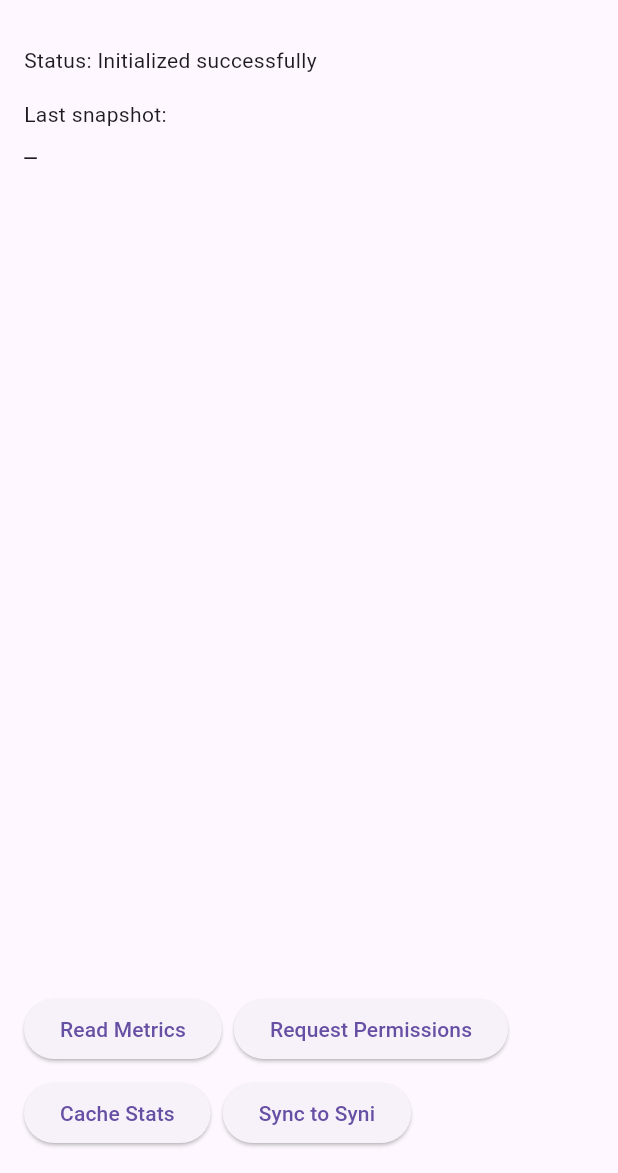
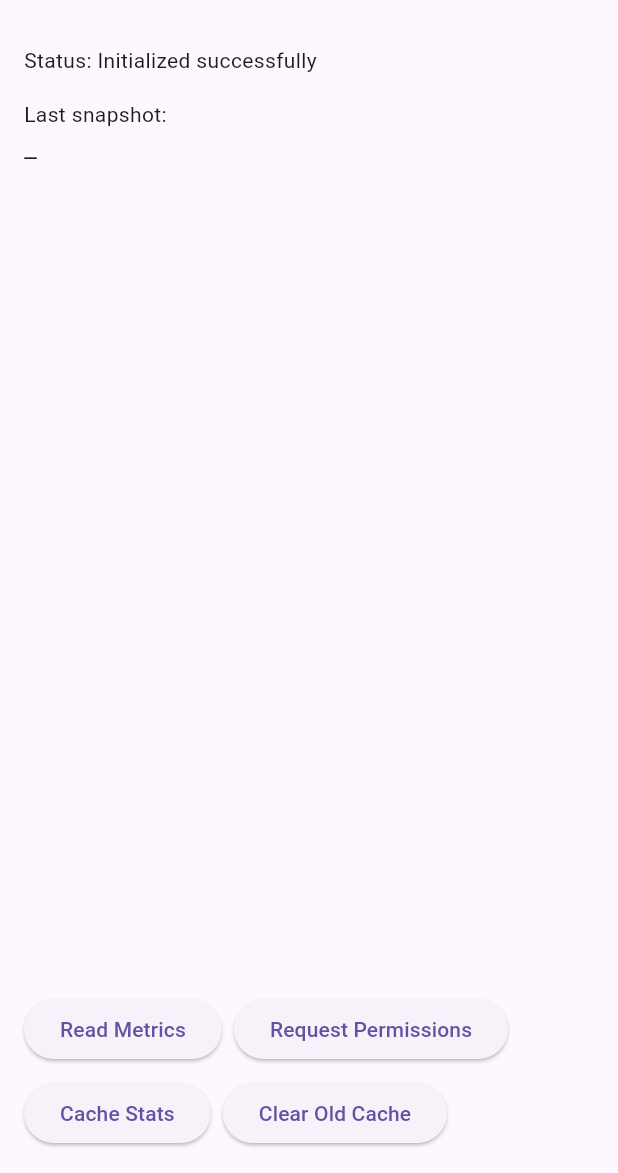
Before and after one commit to synheart-ai/synheart-wear, a Flutter app: the screen it shows after launch, on a phone screen of 412 x 824 dp, the part 63-1236 px from its top. Run offline on Flutter 3.47's test engine with Material 3 defaults, Android fonts, the phone set to English and light mode, and no system bars.

Commit message:
Refactor README and SDK documentation for clarity and accuracy. Updated terminology from "Unified wearable SDK for Synheart" to "Unified wearable SDK" and revised feature descriptions. Removed deprecated sync functionality to Syni Core and adjusted example code to reflect changes in cache management. Enhanced architecture and goals sections in RFC documentation for better understanding of SDK capabilities. Updated author information in README.

```diff
--- a/examples/flutter_example/lib/main.dart
+++ b/examples/flutter_example/lib/main.dart
@@ -94,20 +94,20 @@ class _MyAppState extends State<MyApp> {
     }
   }
 
-  Future<void> _syncToSyni() async {
+  Future<void> _clearOldCache() async {
     try {
       setState(() {
-        _status = 'Syncing to Syni...';
+        _status = 'Clearing old cache...';
       });
 
-      await _sdk.syncToSyni(context: {'app_version': '1.0.0'});
+      await _sdk.clearOldCache(maxAge: const Duration(days: 7));
 
       setState(() {
-        _status = 'Synced successfully';
+        _status = 'Cache cleared successfully';
       });
     } catch (e) {
       setState(() {
-        _status = 'Sync failed: $e';
+        _status = 'Cache clear failed: $e';
       });
     }
   }
@@ -152,8 +152,8 @@ class _MyAppState extends State<MyApp> {
                     child: const Text('Cache Stats'),
                   ),
                   ElevatedButton(
-                    onPressed: _syncToSyni,
-                    child: const Text('Sync to Syni'),
+                    onPressed: _clearOldCache,
+                    child: const Text('Clear Old Cache'),
                   ),
                 ],
               ),
--- a/packages/synheart_wear/lib/src/core/config.dart
+++ b/packages/synheart_wear/lib/src/core/config.dart
@@ -16,7 +16,6 @@ class SynheartWearConfig {
   final Duration hrvWindowSize;
   final bool enableLocalCaching;
   final bool enableEncryption;
-  final String? syniEndpoint;
   final Map<String, Object?> adapterConfig;
 
   const SynheartWearConfig({
@@ -28,7 +27,6 @@ class SynheartWearConfig {
     this.hrvWindowSize = const Duration(seconds: 5),
     this.enableLocalCaching = true,
     this.enableEncryption = true,
-    this.syniEndpoint,
     this.adapterConfig = const {},
   });
 
@@ -45,7 +43,7 @@ class SynheartWearConfig {
   );
 
   /// Create config for production
-  SynheartWearConfig.production({required String syniEndpoint}) : this(
+  SynheartWearConfig.production() : this(
     enabledAdapters: const {
       DeviceAdapter.appleHealthKit,
       DeviceAdapter.fitbit,
@@ -55,7 +53,6 @@ class SynheartWearConfig {
     },
     enableLocalCaching: true,
     enableEncryption: true,
-    syniEndpoint: syniEndpoint,
   );
 
   /// Check if a specific adapter is enabled
@@ -78,7 +75,6 @@ class SynheartWearConfig {
     Duration? hrvWindowSize,
     bool? enableLocalCaching,
     bool? enableEncryption,
-    String? syniEndpoint,
     Map<String, Object?>? adapterConfig,
   }) {
     return SynheartWearConfig(
@@ -87,7 +83,6 @@ class SynheartWearConfig {
       hrvWindowSize: hrvWindowSize ?? this.hrvWindowSize,
       enableLocalCaching: enableLocalCaching ?? this.enableLocalCaching,
       enableEncryption: enableEncryption ?? this.enableEncryption,
-      syniEndpoint: syniEndpoint ?? this.syniEndpoint,
       adapterConfig: adapterConfig ?? this.adapterConfig,
     );
   }
```
Also changed, not shown: packages/synheart_wear/lib/src/core/synheart_wear.dart (+0 -44 lines), 2 other files.
